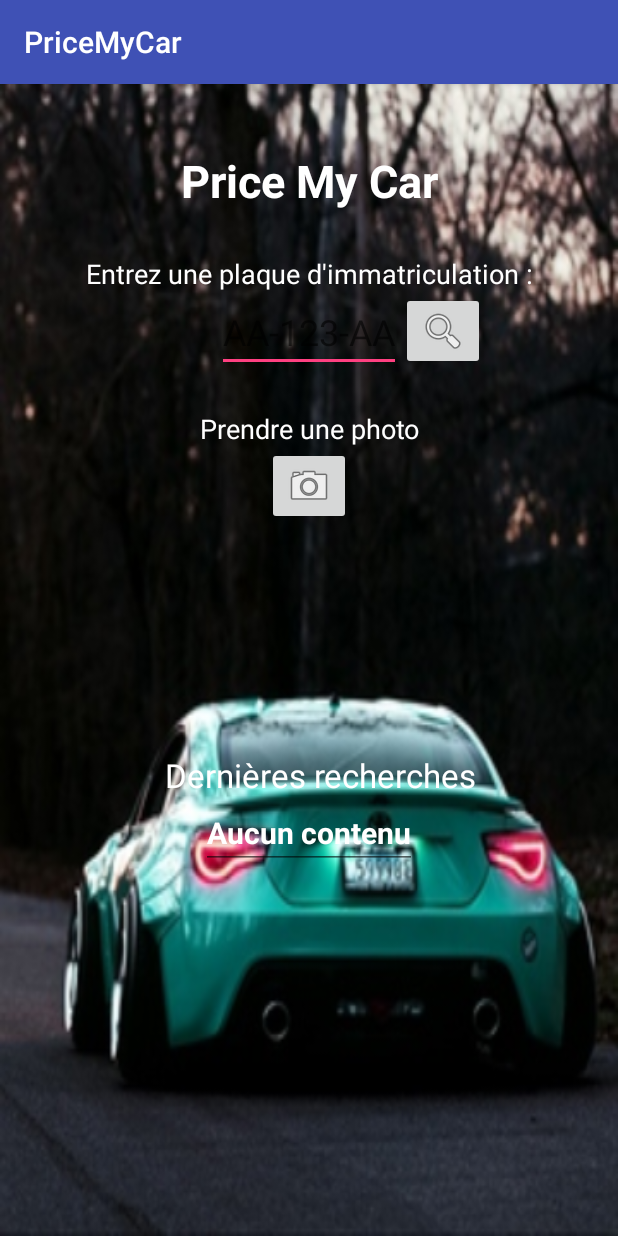
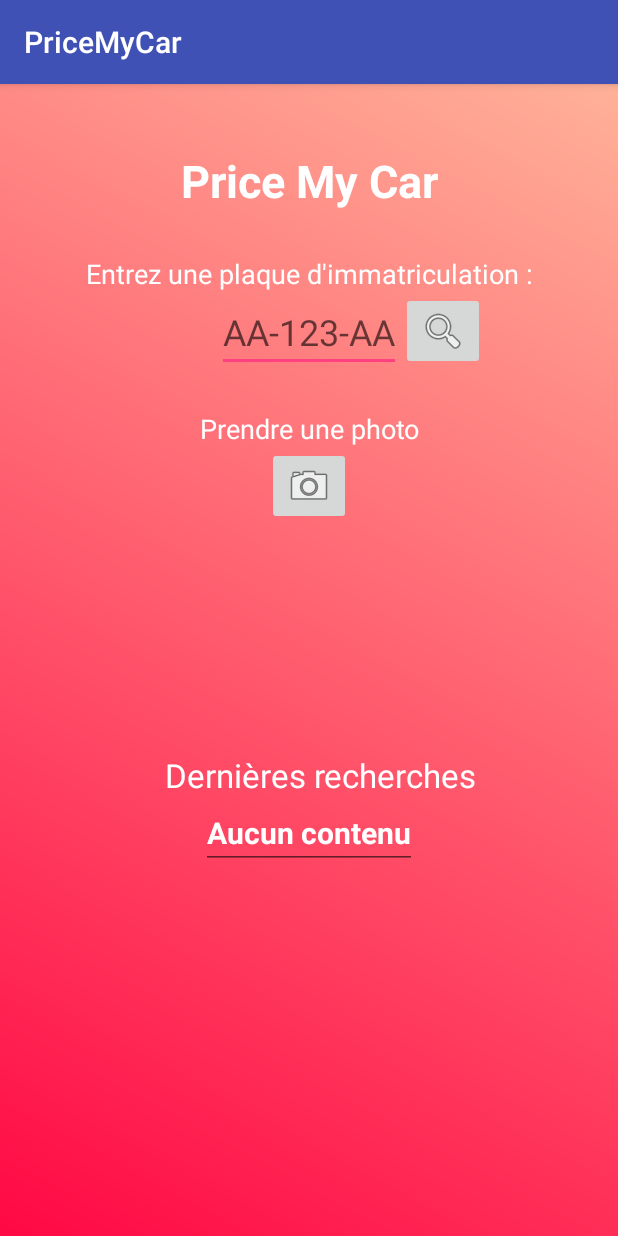
Before and after one commit to AhmeDEV49/PriceMyCar, an Android app: the screen it shows after launch (MainActivity), on a phone screen of 412 x 824 dp. Run offline under Robolectric (Android 15) with nearby library versions, the phone set to English and light mode, and no system bars; libraries missing offline, so code that uses them is left out: com.loopj.android, cz.msebera.android, org.parceler; 8 statements that could not run were skipped.

Commit message:
Gradient layout added

```diff
--- /dev/null
+++ b/app/src/main/res/drawable/gradient.xml
@@ -0,0 +1,8 @@
+<shape
+    xmlns:android="http://schemas.android.com/apk/res/android"
+    android:shape="rectangle">
+    <gradient
+        android:startColor="#ff0844"
+        android:endColor="#ffb199"
+        android:angle="45" />
+</shape>
--- a/app/src/main/res/layout/activity_main.xml
+++ b/app/src/main/res/layout/activity_main.xml
@@ -5,7 +5,7 @@
     android:layout_width="match_parent"
     android:layout_height="match_parent"
     tools:context=".MainActivity"
-    android:background="@drawable/background_image">
+    android:background="@drawable/gradient">
 
     <TextView
         android:id="@+id/title"
```
